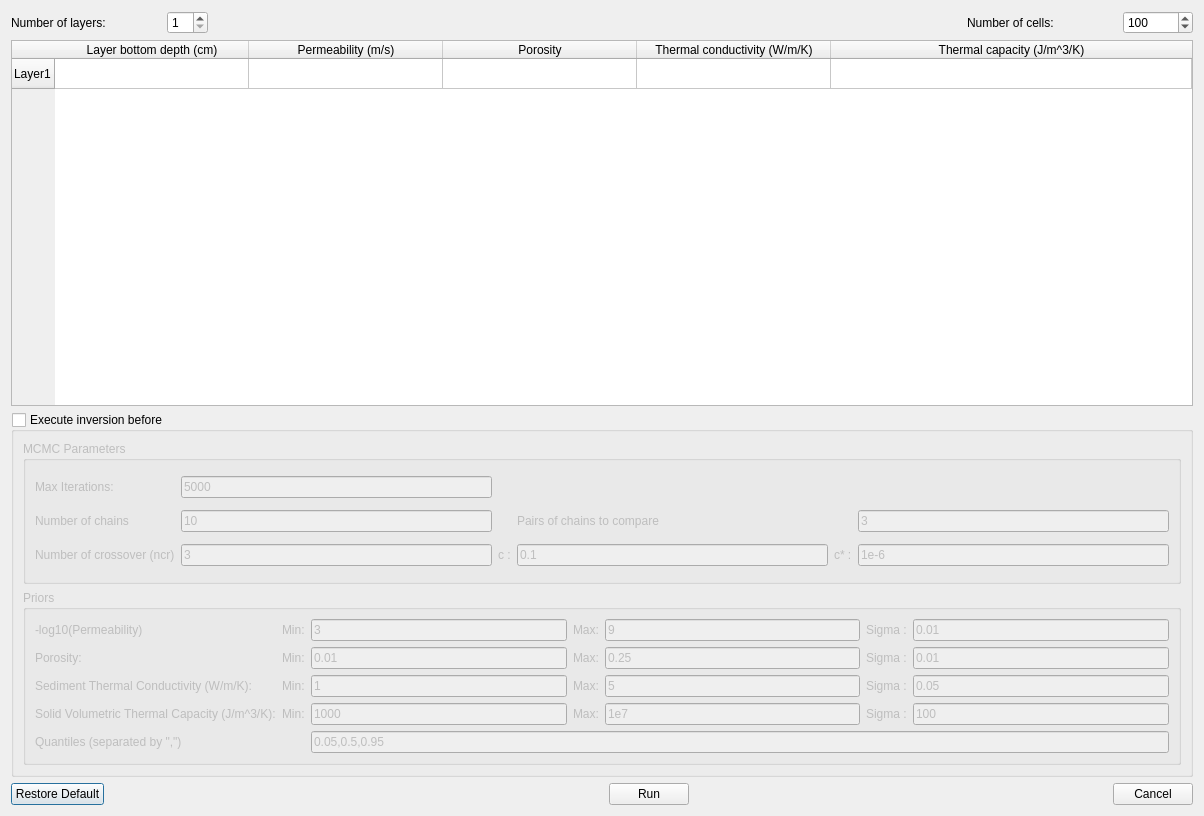
Old version of the form Molonaviz/src/molonaviz/frontend/ui/dialogCompute.ui in the repository flipoyo/MOLONARI1D.
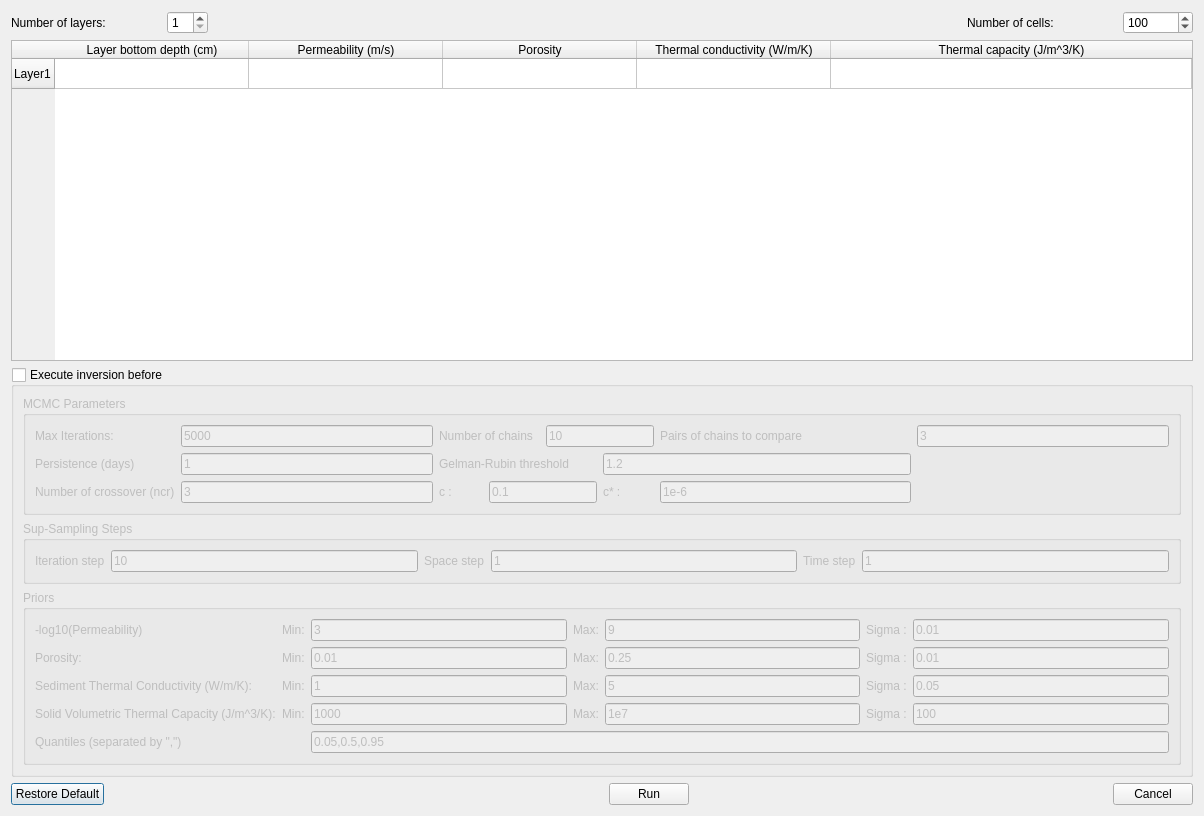
New version of the form.

Commit message: Ready to have new parameters for mcmc

What changed in the file:
```diff
--- a/Molonaviz/src/molonaviz/frontend/ui/dialogCompute.ui
+++ b/Molonaviz/src/molonaviz/frontend/ui/dialogCompute.ui
@@ -222,7 +222,7 @@
       <bool>false</bool>
      </property>
      <layout class="QGridLayout" name="gridLayout">
-      <item row="1" column="0">
+      <item row="3" column="0">
        <widget class="QGroupBox" name="groupBox">
         <property name="title">
          <string>Priors</string>
@@ -537,40 +537,82 @@
         </layout>
        </widget>
       </item>
-      <item row="0" column="0">
+      <item row="1" column="0">
        <widget class="QGroupBox" name="groupBoxMCMCParam">
         <property name="title">
          <string>MCMC Parameters</string>
         </property>
         <layout class="QGridLayout" name="gridLayout_2">
-         <item row="2" column="4">
-          <widget class="QLabel" name="labelcstar">
+         <item row="0" column="0">
+          <widget class="QLabel" name="label_2">
            <property name="text">
-            <string>c* :</string>
+            <string>Max Iterations:</string>
            </property>
           </widget>
          </item>
-         <item row="1" column="0">
+         <item row="0" column="1">
+          <widget class="QLineEdit" name="lineEditMaxIterMCMC">
+           <property name="text">
+            <string>5000</string>
+           </property>
+          </widget>
+         </item>
+         <item row="0" column="2" colspan="2">
           <widget class="QLabel" name="labelChains">
            <property name="text">
             <string>Number of chains</string>
            </property>
           </widget>
          </item>
-         <item row="2" column="1">
-          <widget class="QLineEdit" name="lineEditncr">
+         <item row="0" column="4" colspan="2">
+          <widget class="QLineEdit" name="lineEditChains">
            <property name="text">
-            <string>3</string>
+            <string>10</string>
            </property>
           </widget>
          </item>
-         <item row="1" column="5">
+         <item row="0" column="6">
+          <widget class="QLabel" name="labelDelta">
+           <property name="text">
+            <string>Pairs of chains to compare</string>
+           </property>
+          </widget>
+         </item>
+         <item row="0" column="7">
           <widget class="QLineEdit" name="lineEditDelta">
            <property name="text">
             <string>3</string>
            </property>
           </widget>
          </item>
+         <item row="1" column="0">
+          <widget class="QLabel" name="label_3">
+           <property name="text">
+            <string>Persistence (days)</string>
+           </property>
+          </widget>
+         </item>
+         <item row="1" column="1">
+          <widget class="QLineEdit" name="lineEditPersi">
+           <property name="text">
+            <string>1</string>
+           </property>
+          </widget>
+         </item>
+         <item row="1" column="2" colspan="3">
+          <widget class="QLabel" name="label_4">
+           <property name="text">
+            <string>Gelman-Rubin threshold</string>
+           </property>
+          </widget>
+         </item>
+         <item row="1" column="5" colspan="2">
+          <widget class="QLineEdit" name="lineEdit_2">
+           <property name="text">
+            <string>1.2</string>
+           </property>
+          </widget>
+         </item>
          <item row="2" column="0">
           <widget class="QLabel" name="labelncr">
            <property name="text">
@@ -578,6 +620,13 @@
            </property>
           </widget>
          </item>
+         <item row="2" column="1">
+          <widget class="QLineEdit" name="lineEditncr">
+           <property name="text">
+            <string>3</string>
+           </property>
+          </widget>
+         </item>
          <item row="2" column="2">
           <widget class="QLabel" name="labelc">
            <property name="text">
@@ -585,42 +634,21 @@
            </property>
           </widget>
          </item>
-         <item row="0" column="0">
-          <widget class="QLabel" name="label_2">
-           <property name="text">
-            <string>Max Iterations:</string>
-           </property>
-          </widget>
-         </item>
-         <item row="1" column="1">
-          <widget class="QLineEdit" name="lineEditChains">
-           <property name="text">
-            <string>10</string>
-           </property>
-          </widget>
-         </item>
-         <item row="1" column="3">
-          <widget class="QLabel" name="labelDelta">
-           <property name="text">
-            <string>Pairs of chains to compare</string>
-           </property>
-          </widget>
-         </item>
-         <item row="2" column="3">
+         <item row="2" column="3" colspan="2">
           <widget class="QLineEdit" name="lineEditc">
            <property name="text">
             <string>0.1</string>
            </property>
           </widget>
          </item>
-         <item row="0" column="1">
-          <widget class="QLineEdit" name="lineEditMaxIterMCMC">
+         <item row="2" column="5">
+          <widget class="QLabel" name="labelcstar">
            <property name="text">
-            <string>5000</string>
+            <string>c* :</string>
            </property>
           </widget>
          </item>
-         <item row="2" column="5">
+         <item row="2" column="6">
           <widget class="QLineEdit" name="lineEditcstar">
            <property name="text">
             <string>1e-6</string>
@@ -630,6 +658,57 @@
         </layout>
        </widget>
       </item>
+      <item row="2" column="0">
+       <widget class="QGroupBox" name="groupBoxSample">
+        <property name="title">
+         <string>Sup-Sampling Steps</string>
+        </property>
+        <layout class="QGridLayout" name="gridLayout_5">
+         <item row="0" column="0">
+          <widget class="QLabel" name="label_5">
+           <property name="text">
+            <string>Iteration step</string>
+           </property>
+          </widget>
+         </item>
+         <item row="0" column="1">
+          <widget class="QLineEdit" name="lineEditIterStep">
+           <property name="text">
+            <string>10</string>
+           </property>
+          </widget>
+         </item>
+         <item row="0" column="2">
+          <widget class="QLabel" name="label_7">
+           <property name="text">
+            <string>Space step</string>
+           </property>
+          </widget>
+         </item>
+         <item row="0" column="3">
+          <widget class="QLineEdit" name="lineEditSpaceStep">
+           <property name="text">
+            <string>1</string>
+           </property>
+          </widget>
+         </item>
+         <item row="0" column="4">
+          <widget class="QLabel" name="label_9">
+           <property name="text">
+            <string>Time step</string>
+           </property>
+          </widget>
+         </item>
+         <item row="0" column="5">
+          <widget class="QLineEdit" name="lineEditTimeStep">
+           <property name="text">
+            <string>1</string>
+           </property>
+          </widget>
+         </item>
+        </layout>
+       </widget>
+      </item>
      </layout>
     </widget>
    </item>
```
The commit also changes 2 other files.
